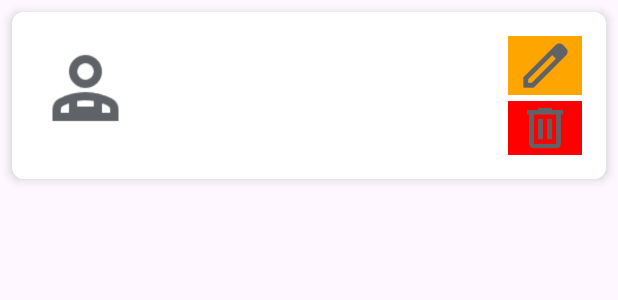
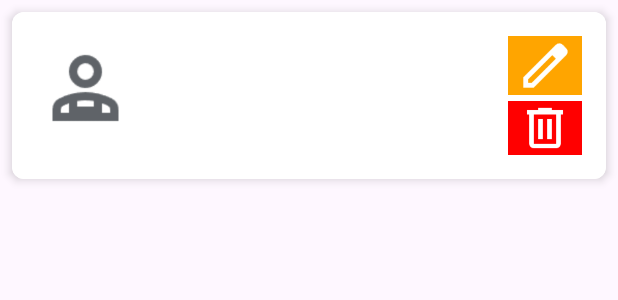
Before and after one commit to dannyedison75/panel-control-asistencia-empleados-movil, an Android app: the layout employee_item.xml on its own in the app's theme, with its tools: preview values and no code run, on a phone screen of 412 x 824 dp. Shown: the top 300 px of the screen. Run offline under Robolectric (Android 15) with nearby library versions, the phone set to English and light mode, and no system bars.

Commit message:
Cambio de color en iconos editar y eliminar

```diff
--- a/app/src/main/res/layout/employee_item.xml
+++ b/app/src/main/res/layout/employee_item.xml
@@ -60,7 +60,8 @@
                 android:background="@color/colorNaranja"
                 android:backgroundTint="@color/colorNaranja"
                 android:scaleType="centerInside"
-                android:src="@drawable/edit" />
+                android:src="@drawable/edit"
+                android:tint="@color/white" />
 
             <ImageButton
                 android:id="@+id/btnEliminar"
@@ -69,7 +70,8 @@
                 android:background="@color/colorRojo"
                 android:backgroundTint="@color/colorRojo"
                 android:scaleType="centerInside"
-                android:src="@drawable/delete" />
+                android:src="@drawable/delete"
+                android:tint="@color/white" />
 
         </LinearLayout>
 
```
